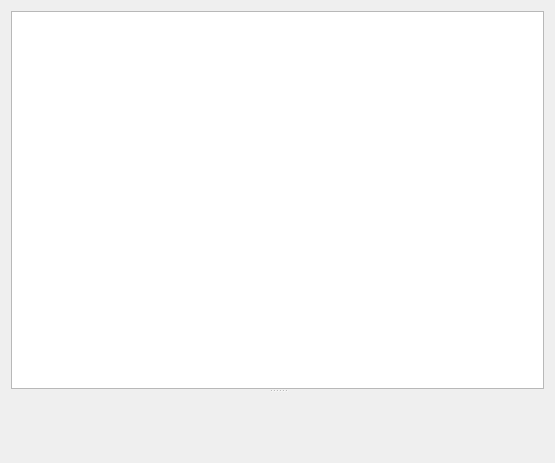
The window that src/libkommitwidgets/dialogs/fileblamedialog.ui (KDE/kommit) describes before a commit, drawn with Qt 5.
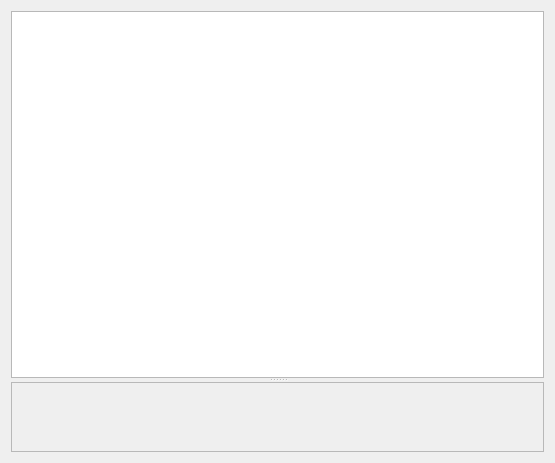
The same window after the commit. Custom widgets are drawn as their Qt base class.

Patch:
```diff
--- a/src/libkommitwidgets/dialogs/fileblamedialog.ui
+++ b/src/libkommitwidgets/dialogs/fileblamedialog.ui
@@ -20,23 +20,54 @@
       <enum>Qt::Vertical</enum>
      </property>
      <widget class="BlameCodeView" name="plainTextEdit"/>
-     <widget class="LogDetailsWidget" name="logDetailsWidget" native="true"/>
+     <widget class="QScrollArea" name="scrollArea">
+      <property name="widgetResizable">
+       <bool>true</bool>
+      </property>
+      <widget class="QWidget" name="scrollAreaWidgetContents">
+       <property name="geometry">
+        <rect>
+         <x>0</x>
+         <y>0</y>
+         <width>535</width>
+         <height>68</height>
+        </rect>
+       </property>
+       <layout class="QVBoxLayout" name="verticalLayout_2">
+        <property name="leftMargin">
+         <number>0</number>
+        </property>
+        <property name="topMargin">
+         <number>0</number>
+        </property>
+        <property name="rightMargin">
+         <number>0</number>
+        </property>
+        <property name="bottomMargin">
+         <number>0</number>
+        </property>
+        <item>
+         <widget class="CommitDetails" name="widgetCommitDetails" native="true"/>
+        </item>
+       </layout>
+      </widget>
+     </widget>
     </widget>
    </item>
   </layout>
  </widget>
  <customwidgets>
+  <customwidget>
+   <class>CommitDetails</class>
+   <extends>QWidget</extends>
+   <header location="global">widgets/commitdetails.h</header>
+   <container>1</container>
+  </customwidget>
   <customwidget>
    <class>BlameCodeView</class>
    <extends>QPlainTextEdit</extends>
    <header>widgets/blamecodeview.h</header>
   </customwidget>
-  <customwidget>
-   <class>LogDetailsWidget</class>
-   <extends>QWidget</extends>
-   <header>widgets/logdetailswidget.h</header>
-   <container>1</container>
-  </customwidget>
  </customwidgets>
  <resources/>
  <connections/>
```
